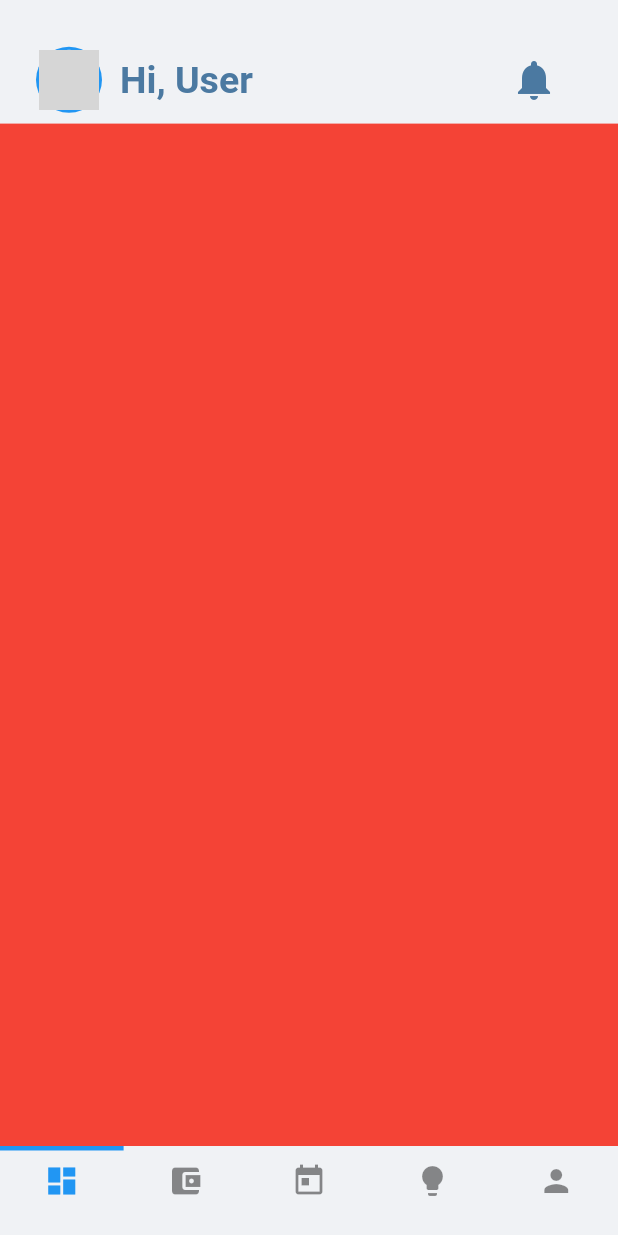
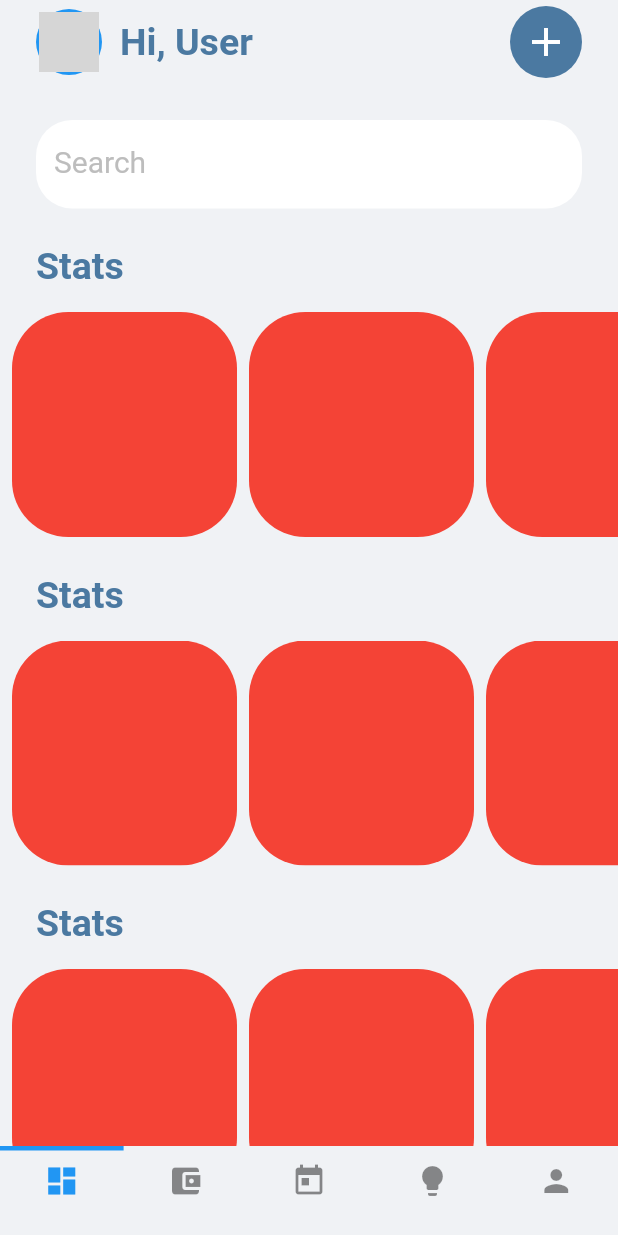
Before and after one commit to tawfiqjaffar/Diligent, a Flutter app: the screen it shows after launch, on a phone screen of 412 x 824 dp. Run offline on Flutter 3.47's test engine with Material 2 defaults, Android fonts, the phone set to English and light mode, and no system bars; our stand-ins replace cached_network_image; network calls fail; grey boxes are pictures that could not be loaded.

Commit message:
added search view and stats listview

```diff
--- a/lib/screens/dashboard.dart
+++ b/lib/screens/dashboard.dart
@@ -1,16 +1,20 @@
-import 'package:Diligent/config/palette.dart';
 import 'package:Diligent/widgets/widgets.dart';
 import 'package:flutter/material.dart';
 
 class Dashboard extends StatelessWidget {
+  final searchTextFieldEditingController = TextEditingController();
   @override
   Widget build(BuildContext context) {
     final double screenHeight = MediaQuery.of(context).size.height;
-    return CustomScrollView(
+    return GestureDetector(
+      onTap: () => {
+        FocusScope.of(context).unfocus(),
+        print(searchTextFieldEditingController.text)
+      },
+      child: CustomScrollView(
         slivers: [
           SliverAppBar(
             brightness: Brightness.light,
-          expandedHeight: screenHeight / 10,
             backgroundColor: Colors.transparent,
             floating: true,
             flexibleSpace: CustomAppBar(
@@ -18,12 +22,46 @@ class Dashboard extends StatelessWidget {
                   "https://www.gravatar.com/avatar/867e47ad7bfdfa41da4db0b662b1b212?s=328&d=identicon&r=PG",
             ),
           ),
-        SliverToBoxAdapter(
+          SliverPadding(
+            padding: const EdgeInsets.only(top: 24.0),
+            sliver: SliverToBoxAdapter(
+              child: Padding(
+                padding: const EdgeInsets.symmetric(horizontal: 24.0),
                 child: Container(
-          height: screenHeight * .9,
-          color: Colors.red,
-        ))
+                  child: CustomTextField(
+                    controller: searchTextFieldEditingController,
+                    textHint: 'Search',
+                  ),
+                ),
+              ),
+            ),
+          ),
+          SliverPadding(
+            padding: const EdgeInsets.only(top: 24.0),
+            sliver: SliverToBoxAdapter(
+              child: Stats(),
+            ),
+          ),
+          SliverPadding(
+            padding: const EdgeInsets.only(top: 24.0),
+            sliver: SliverToBoxAdapter(
+              child: Stats(),
+            ),
+          ),
+          SliverPadding(
+            padding: const EdgeInsets.only(top: 24.0),
+            sliver: SliverToBoxAdapter(
+              child: Stats(),
+            ),
+          ),
+          SliverPadding(
+            padding: const EdgeInsets.only(top: 24.0),
+            sliver: SliverToBoxAdapter(
+              child: Stats(),
+            ),
+          )
         ],
+      ),
     );
   }
 }
--- a/lib/screens/home.dart
+++ b/lib/screens/home.dart
@@ -49,9 +49,11 @@ class _HomeScreenState extends State<HomeScreen> {
     return DefaultTabController(
       length: _icons.length,
       child: Scaffold(
-        body: IndexedStack(
-          index: _selectedIndex,
-          children: _screens,
+        body: SafeArea(
+          child: IndexedStack(
+            index: _selectedIndex,
+            children: _screens,
+          ),
         ),
         bottomNavigationBar: Container(
           padding: const EdgeInsets.only(bottom: 12.0),
--- a/lib/widgets/custom_app_bar.dart
+++ b/lib/widgets/custom_app_bar.dart
@@ -9,11 +9,15 @@ class CustomAppBar extends StatelessWidget {
   @override
   Widget build(BuildContext context) {
     return Container(
-      padding: const EdgeInsets.fromLTRB(24.0, 24.0, 12.0, 0.0),
+      color: Palette.scaffold,
       child: Column(
         mainAxisAlignment: MainAxisAlignment.center,
         children: [
-          Row(
+          Container(
+            child: Padding(
+              padding: const EdgeInsets.symmetric(horizontal: 24.0),
+              child: Row(
+                crossAxisAlignment: CrossAxisAlignment.center,
                 children: [
                   ProfileAvatar(
                     imgUrl: this.imgUrl,
@@ -32,17 +36,21 @@ class CustomAppBar extends StatelessWidget {
                   ),
                   MaterialButton(
                     onPressed: () {},
-                // color: Colors.blue,
-                textColor: Palette.primary,
+                    color: Palette.primary,
+                    elevation: 0.0,
+                    minWidth: 0.0,
+                    textColor: Colors.white,
                     child: Icon(
-                  Icons.notifications,
+                      Icons.add,
                       size: 32,
                     ),
                     padding: EdgeInsets.all(8),
                     shape: CircleBorder(),
                   )
                 ],
-          )
+              ),
+            ),
+          ),
         ],
       ),
     );
--- /dev/null
+++ b/lib/widgets/custom_text_field.dart
@@ -0,0 +1,38 @@
+import 'package:flutter/material.dart';
+
+class CustomTextField extends StatelessWidget {
+  final String textHint;
+  final TextEditingController controller;
+
+  const CustomTextField({
+    Key key,
+    this.textHint,
+    @required this.controller,
+  }) : super(key: key);
+
+  @override
+  Widget build(BuildContext context) {
+    return TextField(
+      controller: this.controller,
+      autocorrect: false,
+      decoration: InputDecoration(
+        filled: true,
+        fillColor: Colors.white,
+        enabledBorder: OutlineInputBorder(
+          borderRadius: BorderRadius.all(Radius.circular(24)),
+          borderSide: BorderSide(width: 1, color: Colors.transparent),
+        ),
+        focusedBorder: OutlineInputBorder(
+          borderRadius: BorderRadius.all(Radius.circular(24)),
+          borderSide: BorderSide(width: 1, color: Colors.transparent),
+        ),
+        floatingLabelBehavior: FloatingLabelBehavior.never,
+        labelText: textHint != null ? textHint : "",
+        labelStyle: TextStyle(
+          color: Colors.grey[400],
+          fontSize: 20.0,
+        ),
+      ),
+    );
+  }
+}
--- /dev/null
+++ b/lib/widgets/stats.dart
@@ -0,0 +1,81 @@
+import 'package:Diligent/config/palette.dart';
+import 'package:flutter/material.dart';
+
+class Stats extends StatelessWidget {
+  @override
+  Widget build(BuildContext context) {
+    return Container(
+      child: Column(mainAxisAlignment: MainAxisAlignment.start, children: [
+        Column(
+          children: [
+            Row(
+              children: [
+                Padding(
+                  padding: const EdgeInsets.symmetric(horizontal: 24.0),
+                  child: Text(
+                    "Stats",
+                    style: const TextStyle(
+                      color: Palette.primary,
+                      fontSize: 25.0,
+                      fontWeight: FontWeight.bold,
+                    ),
+                  ),
+                )
+              ],
+            ),
+            SizedBox(
+              height: 16.0,
+            ),
+            Container(
+              // color: Colors.red,
+              height: 150.0,
+              child: ListView.separated(
+                scrollDirection: Axis.horizontal,
+                itemBuilder: (BuildContext context, int index) {
+                  return _ListItem(
+                    isFirst: index == 0,
+                    isLast: index == 2,
+                  );
+                },
+                itemCount: 3,
+                separatorBuilder: (BuildContext context, int index) {
+                  return SizedBox(width: 8.0);
+                },
+              ),
+            )
+          ],
+        ),
+      ]),
+    );
+  }
+}
+
+class _ListItem extends StatelessWidget {
+  final bool isFirst;
+  final bool isLast;
+
+  const _ListItem({
+    Key key,
+    @required this.isFirst,
+    @required this.isLast,
+  }) : super(key: key);
+
+  @override
+  Widget build(BuildContext context) {
+    return Padding(
+      padding: EdgeInsets.fromLTRB(
+        isFirst ? 8.0 : 0.0,
+        0.0,
+        isLast ? 8.0 : 0.0,
+        0.0,
+      ),
+      child: ClipRRect(
+        borderRadius: BorderRadius.circular(37.5),
+        child: Container(
+          width: 150.0,
+          color: Colors.red,
+        ),
+      ),
+    );
+  }
+}
--- a/lib/widgets/widgets.dart
+++ b/lib/widgets/widgets.dart
@@ -1,3 +1,5 @@
 export 'custom_tab_bar.dart';
 export 'profile_avatar.dart';
 export 'custom_app_bar.dart';
+export 'custom_text_field.dart';
+export 'stats.dart';
```
Also changed, not shown: 1 other file. Lines whose indentation alone changed are shown as unchanged.
